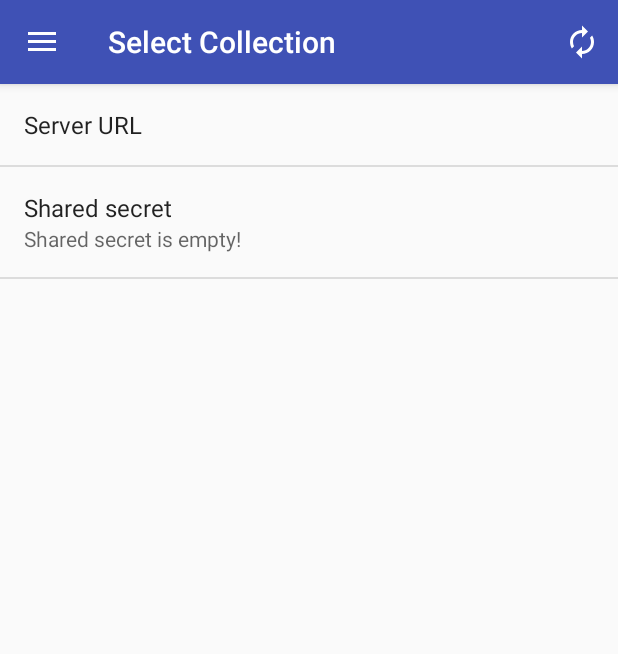
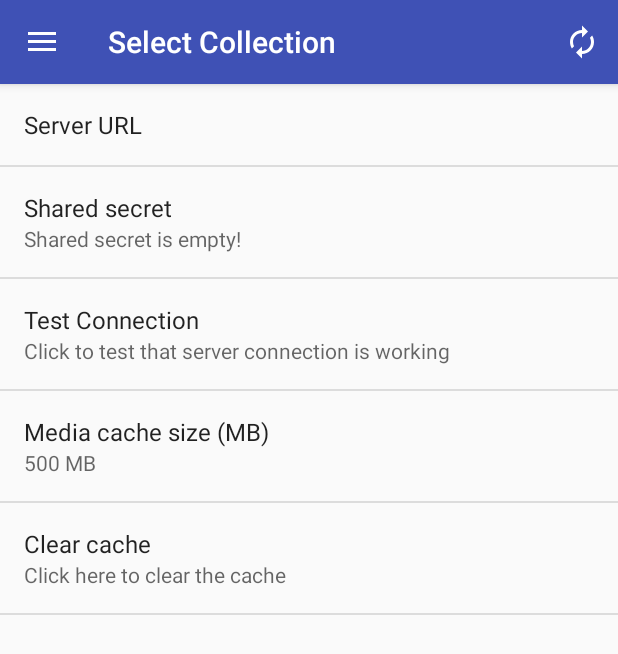
Before and after one commit to izderadicka/audioserve-android, an Android app: the fragment SettingsFragment placed in its activity, on a phone screen of 412 x 824 dp. Shown: the top 654 px of the screen. Run offline under Robolectric (Android 15) with nearby library versions, the phone set to English and light mode, and no system bars; network calls fail.

Commit message:
Added preferences for cache, back navigation in main window,fixed handling of cached requests and fast scroll

```diff
--- a/app/src/main/AndroidManifest.xml
+++ b/app/src/main/AndroidManifest.xml
@@ -14,10 +14,10 @@
         <activity
             android:name=".MainActivity"
             android:label="@string/app_name"
-            android:theme="@style/AppTheme.NoActionBar">
+            android:theme="@style/AppTheme.NoActionBar"
+            android:launchMode="singleTop">
             <intent-filter>
                 <action android:name="android.intent.action.MAIN" />
-
                 <category android:name="android.intent.category.LAUNCHER" />
             </intent-filter>
         </activity>
--- a/app/src/main/java/eu/zderadicka/audioserve/FolderFragment.kt
+++ b/app/src/main/java/eu/zderadicka/audioserve/FolderFragment.kt
@@ -25,7 +25,7 @@
 private const val LOG_TAG = "FolderFragment"
 
 //TODO icon for item type - folder or audio file
-// TODO hightlight and icon for currently played icon
+// TODO icon for currently played icon - that ice equlizer bar from Universal player
 // TODO show also :  duration and bitrate and transcoding
 class FolderItemViewHolder(itemView: View, val viewType: Int, val clickCB: (Int) -> Unit) : RecyclerView.ViewHolder(itemView) {
 
@@ -126,7 +126,6 @@
     private lateinit var adapter: FolderAdapter
 
     private lateinit var folderView: RecyclerView
-// TODO highlight currently played item - save latest meta and on playing find item and highlight
     override val mCallback = object: MediaControllerCompat.Callback() {
 
         override fun onMetadataChanged(metadata: MediaMetadataCompat?) {
--- a/app/src/main/java/eu/zderadicka/audioserve/MainActivity.kt
+++ b/app/src/main/java/eu/zderadicka/audioserve/MainActivity.kt
@@ -18,7 +18,6 @@ import android.support.v4.media.session.MediaControllerCompat
 import android.support.v4.media.session.PlaybackStateCompat
 import android.view.View
 import eu.zderadicka.audioserve.utils.ifStoppedOrDead
-import eu.zderadicka.audioserve.utils.isStoppedOrDead
 import kotlinx.android.synthetic.main.content_main.*
 
 
@@ -35,7 +34,6 @@ class MainActivity : AppCompatActivity(),
 
     private lateinit var mBrowser: MediaBrowserCompat
 
-    // TODO - hide controllerFragment if not playing
     private lateinit var controllerFragment: ControllerFragment
 
     private val mediaServiceConnectionCallback = object : MediaBrowserCompat.ConnectionCallback() {
@@ -85,6 +83,7 @@ class MainActivity : AppCompatActivity(),
                     .addToBackStack(item.mediaId)
                     .commit()
 
+
         } else if (item.isPlayable) {
             Log.d(LOG_TAG, "Requesting play of ${item.mediaId}")
             val ctl = MediaControllerCompat.getMediaController(this).transportControls
@@ -106,6 +105,8 @@ class MainActivity : AppCompatActivity(),
             return this.mBrowser
         }
 
+    private lateinit var drawerToggle:ActionBarDrawerToggle
+
     override fun onCreate(savedInstanceState: Bundle?) {
         super.onCreate(savedInstanceState)
         setContentView(R.layout.activity_main)
@@ -116,11 +117,20 @@ class MainActivity : AppCompatActivity(),
                     .setAction("Action", null).show()
         }
 
-        val toggle = ActionBarDrawerToggle(
+
+
+        drawerToggle  = ActionBarDrawerToggle(
                 this, drawer_layout, toolbar, R.string.navigation_drawer_open, R.string.navigation_drawer_close)
-        drawer_layout.addDrawerListener(toggle)
-        toggle.syncState()
+        drawer_layout.addDrawerListener(drawerToggle)
+        drawerToggle.setHomeAsUpIndicator(R.drawable.ic_arrow_back_white)
+        drawerToggle.syncState()
+        drawerToggle.setToolbarNavigationClickListener {
+            onBackPressed()
+        }
+
+
         nav_view.setNavigationItemSelectedListener(this)
+
 
         if (savedInstanceState == null) {
 
@@ -134,6 +144,12 @@ class MainActivity : AppCompatActivity(),
         mBrowser = MediaBrowserCompat(this, ComponentName(this, AudioService::class.java),
                 mediaServiceConnectionCallback, null)
         mBrowser.connect()
+
+    }
+
+
+    private fun showUpNavigation() {
+        drawerToggle.isDrawerIndicatorEnabled=supportFragmentManager.getBackStackEntryCount() < 1
 
 
     }
@@ -195,11 +211,14 @@ class MainActivity : AppCompatActivity(),
         // Handle action bar item clicks here. The action bar will
         // automatically handle clicks on the Home/Up button, so long
         // as you specify a parent activity in AndroidManifest.xml.
+        Log.d(LOG_TAG, "Clicked menu item id ${item.itemId} which is resource ${getResources().getResourceName(item.itemId)}")
         when (item.itemId) {
             R.id.action_reload -> {
                 folderFragment?.reload()
                 return true
             }
+
+
             else -> return super.onOptionsItemSelected(item)
         }
     }
@@ -235,6 +254,7 @@ class MainActivity : AppCompatActivity(),
 
     override fun setFolderTitle(title: String) {
         this.title = title
+        showUpNavigation()
     }
 
 
--- /dev/null
+++ b/app/src/main/res/drawable/line.xml
@@ -0,0 +1,12 @@
+<?xml version="1.0" encoding="utf-8"?>
+<shape xmlns:android="http://schemas.android.com/apk/res/android"
+    android:shape="rectangle">
+
+    <solid android:color="@android:color/darker_gray" />
+
+    <padding
+        android:top="10dp"
+        android:left="10dp"
+        android:right="10dp"
+        android:bottom="10dp"/>
+</shape>
--- /dev/null
+++ b/app/src/main/res/drawable/line_drawable.xml
@@ -0,0 +1,9 @@
+<?xml version="1.0" encoding="utf-8"?>
+<selector xmlns:android="http://schemas.android.com/apk/res/android">
+    <item
+        android:state_pressed="true"
+        android:drawable="@drawable/line"/>
+
+    <item
+        android:drawable="@drawable/line"/>
+</selector>
--- /dev/null
+++ b/app/src/main/res/drawable/thumb.xml
@@ -0,0 +1,17 @@
+<?xml version="1.0" encoding="utf-8"?>
+<shape xmlns:android="http://schemas.android.com/apk/res/android"
+    android:shape="rectangle">
+
+    <corners
+        android:topLeftRadius="44dp"
+        android:topRightRadius="44dp"
+        android:bottomLeftRadius="44dp"
+        android:bottomRightRadius="44dp"/>
+
+    <padding
+        android:paddingLeft="22dp"
+        android:paddingRight="22dp" />
+
+    <solid android:color="@color/colorPrimaryDark" />
+
+</shape>
--- /dev/null
+++ b/app/src/main/res/drawable/thumb_drawable.xml
@@ -0,0 +1,9 @@
+<?xml version="1.0" encoding="utf-8"?>
+<selector xmlns:android="http://schemas.android.com/apk/res/android">
+    <item
+        android:state_pressed="true"
+        android:drawable="@drawable/thumb"/>
+
+    <item
+        android:drawable="@drawable/thumb"/>
+</selector>
--- a/app/src/main/res/layout/fragment_folder.xml
+++ b/app/src/main/res/layout/fragment_folder.xml
@@ -1,6 +1,7 @@
 <?xml version="1.0" encoding="utf-8"?>
 <FrameLayout xmlns:android="http://schemas.android.com/apk/res/android"
     xmlns:tools="http://schemas.android.com/tools"
+    xmlns:app="http://schemas.android.com/apk/res-auto"
     android:layout_width="match_parent"
     android:layout_height="match_parent"
     tools:context=".FolderFragment">
@@ -8,6 +9,12 @@
     <android.support.v7.widget.RecyclerView
         android:layout_width="match_parent"
         android:layout_height="match_parent"
-        android:id="@+id/folderView" />
+        android:id="@+id/folderView"
+        app:fastScrollEnabled="true"
+        app:fastScrollHorizontalThumbDrawable="@drawable/thumb_drawable"
+        app:fastScrollHorizontalTrackDrawable="@drawable/line_drawable"
+        app:fastScrollVerticalThumbDrawable="@drawable/thumb_drawable"
+        app:fastScrollVerticalTrackDrawable="@drawable/line_drawable"
+        />
 
 </FrameLayout>
--- a/app/src/main/res/values/strings.xml
+++ b/app/src/main/res/values/strings.xml
@@ -21,4 +21,13 @@
     <string name="action_reload">Reload</string>
     <string name="action_exit">Exit</string>
     <string name="pref_server_url_error_msg">Server URL must be http or https and path should end with /</string>
+    <string name="pref_test_connection_title">Test Connection</string>
+    <string name="pref_test_connection_summary">Click to test that server connection is working</string>
+    <string name="connection_working">Connection is working</string>
+    <string name="connection_error">Connection error: %1$s</string>
+    <string name="unknown_error">Unknown</string>
+    <string name="pref_cache_size_title">Media cache size (MB)</string>
+    <string name="pref_clear_cache_title">Clear cache</string>
+    <string name="pref_clear_cache_summary">Click here to clear the cache</string>
+    <string name="pref_clear_cache_default" translatable="false">500</string>
 </resources>
--- a/app/src/main/res/xml/settings.xml
+++ b/app/src/main/res/xml/settings.xml
@@ -12,4 +12,19 @@
         android:selectAllOnFocus="true"
         android:singleLine="true"
         android:title="@string/pref_shared_secret_title" />
+    <Preference android:title="@string/pref_test_connection_title"
+        android:key="pref_test_connection"
+        android:summary="@string/pref_test_connection_summary"/>
+    <EditTextPreference
+        android:key="pref_cache_size"
+        android:selectAllOnFocus="true"
+        android:singleLine="true"
+        android:title="@string/pref_cache_size_title"
+        android:defaultValue="@string/pref_clear_cache_default"/>
+    <Preference android:title="@string/pref_clear_cache_title"
+        android:key="pref_clear_cache"
+        android:summary="@string/pref_clear_cache_summary"
+        />
+
+
 </PreferenceScreen>
```
Also changed, not shown: app/src/main/java/eu/zderadicka/audioserve/AudioService.kt (+47 -17 lines), app/src/main/java/eu/zderadicka/audioserve/ControllerFragment.kt (+3 -6 lines), app/src/main/java/eu/zderadicka/audioserve/SettingsActivity.kt (+42 -0 lines), app/src/main/java/eu/zderadicka/audioserve/net/ApiClient.kt (+49 -4 lines), app/src/main/java/eu/zderadicka/audioserve/net/CacheManager.kt (+19 -2 lines).
